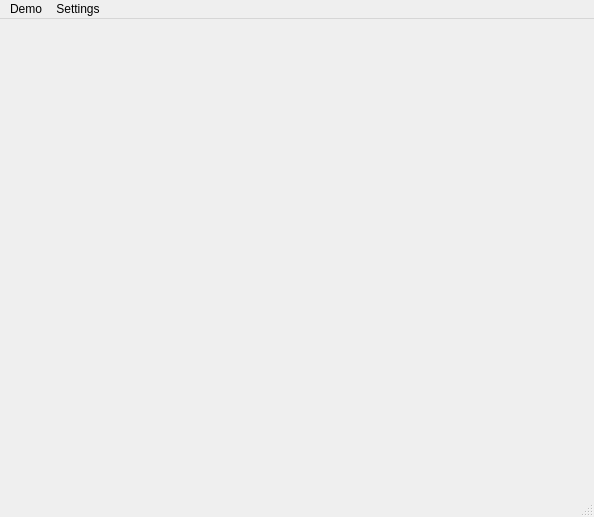
Old version of the form src/mainwindow.ui in the repository quark1482/badwrapi.
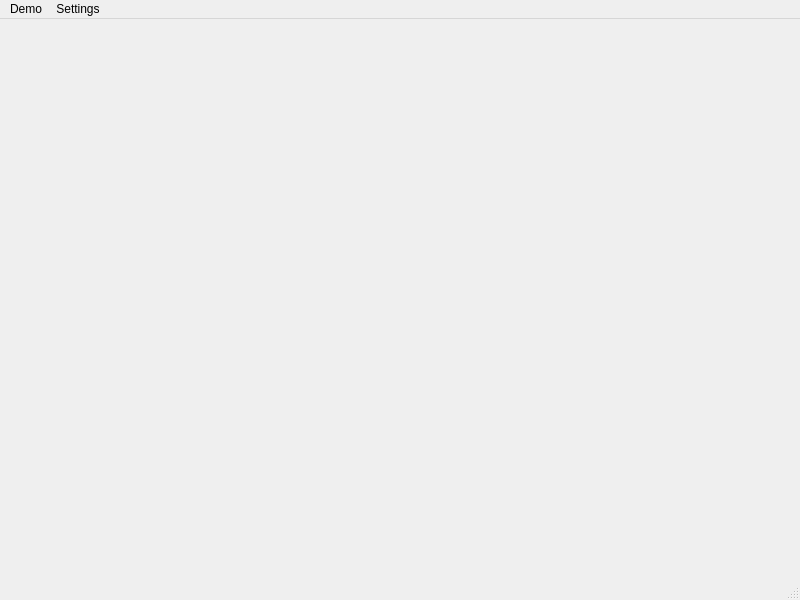
New version of the form.

What changed in the file:
```diff
--- a/src/mainwindow.ui
+++ b/src/mainwindow.ui
@@ -6,8 +6,8 @@
    <rect>
     <x>0</x>
     <y>0</y>
-    <width>594</width>
-    <height>517</height>
+    <width>800</width>
+    <height>600</height>
    </rect>
   </property>
   <widget class="QWidget" name="centralwidget"/>
@@ -16,7 +16,7 @@
     <rect>
      <x>0</x>
      <y>0</y>
-     <width>594</width>
+     <width>800</width>
      <height>21</height>
     </rect>
    </property>
```
